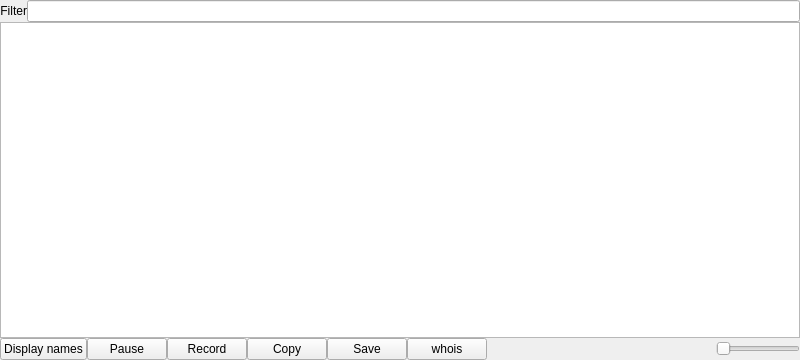
Before: the Qt Designer form mainwindow.ui in chipmunk-sm/tcpview, drawn with Qt 5.
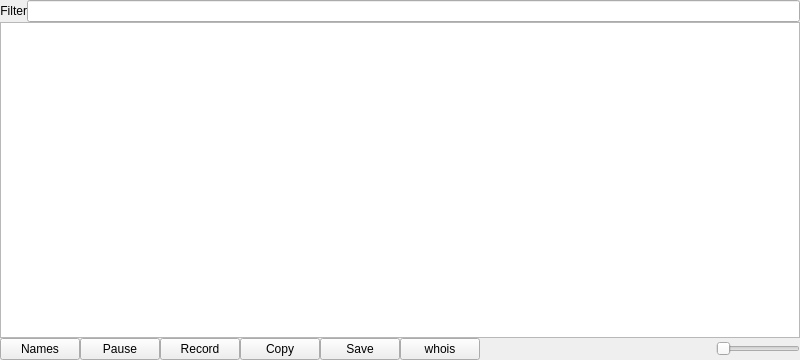
After: the same form once the commit is applied.

Commit message: update button name/toolTip

The edit to the form file:
```diff
--- a/mainwindow.ui
+++ b/mainwindow.ui
@@ -175,7 +175,7 @@
           <string>Password required</string>
          </property>
          <property name="text">
-          <string>Display names</string>
+          <string>Names</string>
          </property>
         </widget>
        </item>
```
Left out of the diff: 2 changed lines with no effect on the pictures.
